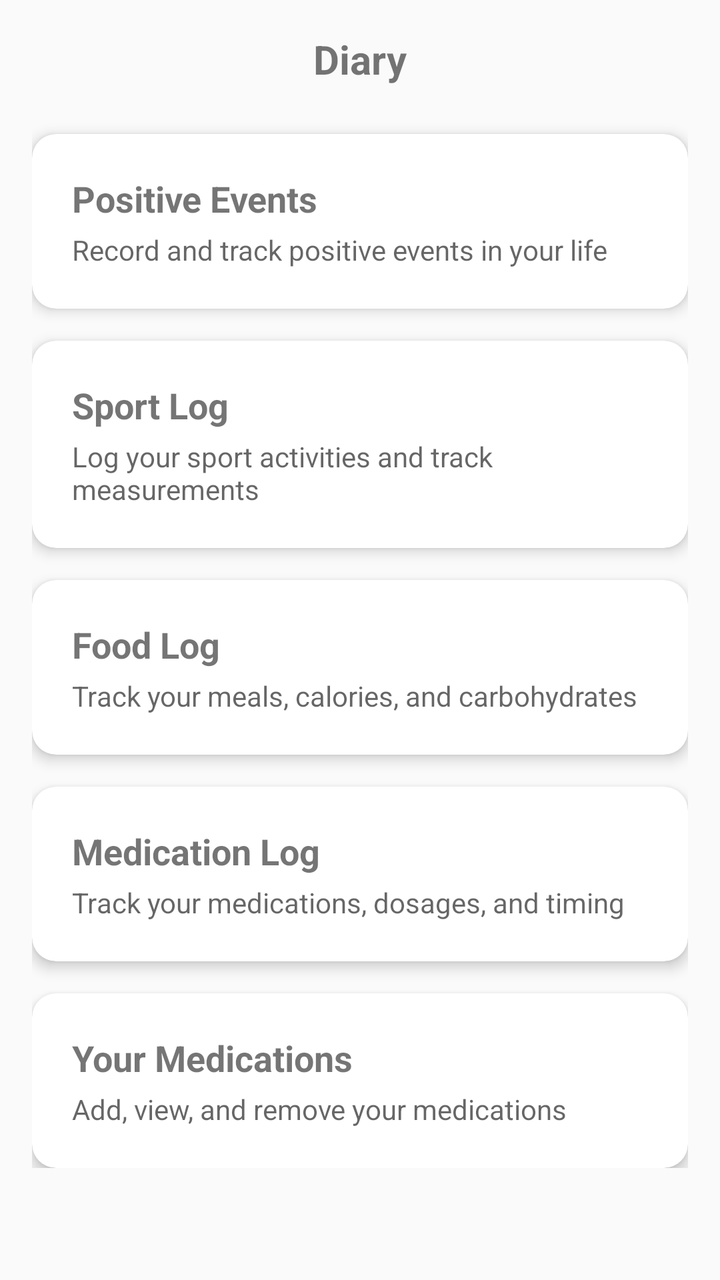
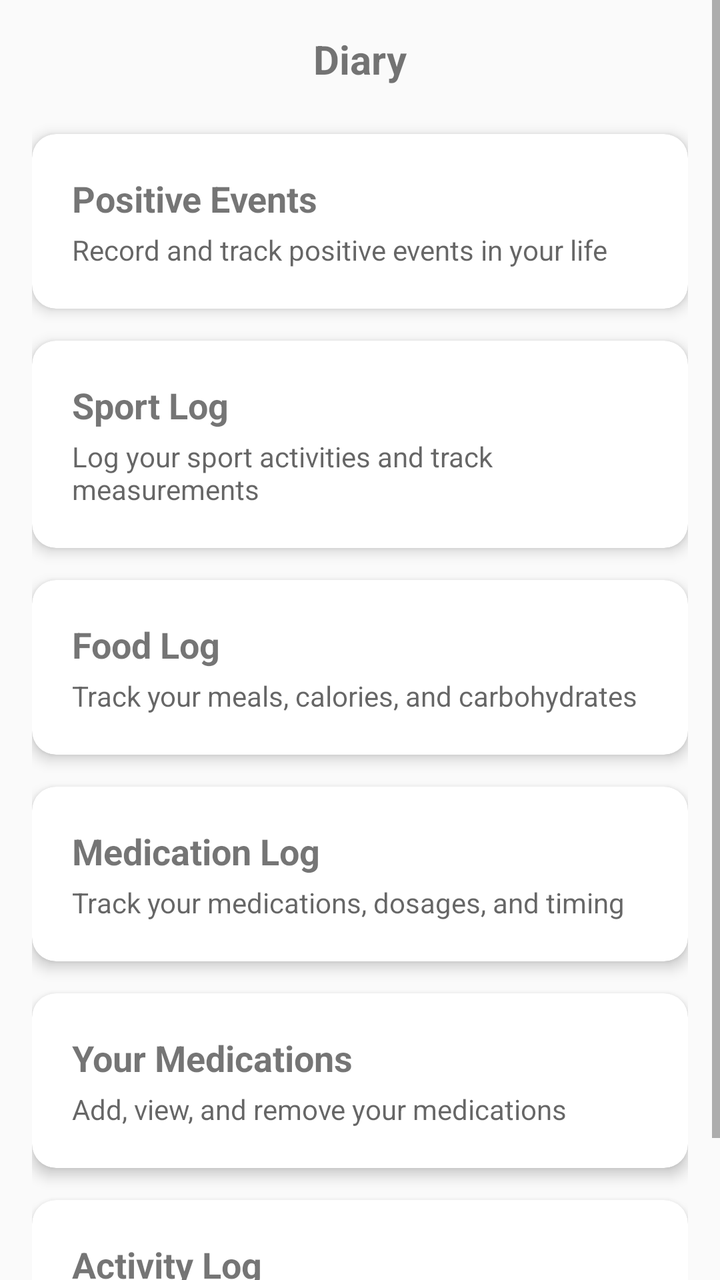

The first picture is an Android layout as it rendered before a commit; the second is the same layout after the commit. The layout source and the unified diff follow.
<!-- AndroidManifest.xml: application theme Theme.HabitEvaluator -->
<!-- res/layout/fragment_diary_navigation.xml -->
<?xml version="1.0" encoding="utf-8"?>
<ScrollView xmlns:android="http://schemas.android.com/apk/res/android"
    xmlns:app="http://schemas.android.com/apk/res-auto"
    android:layout_width="match_parent"
    android:layout_height="match_parent">

<LinearLayout
    android:layout_width="match_parent"
    android:layout_height="wrap_content"
    android:orientation="vertical"
    android:padding="16dp"
    android:gravity="center_horizontal">

    <TextView
        android:layout_width="wrap_content"
        android:layout_height="wrap_content"
        android:text="@string/nav_diary"
        android:textSize="20sp"
        android:textStyle="bold"
        android:layout_marginBottom="24dp" />

    <androidx.cardview.widget.CardView
        android:id="@+id/positivityDiaryCard"
        android:layout_width="match_parent"
        android:layout_height="wrap_content"
        android:layout_marginBottom="16dp"
        android:clickable="true"
        android:focusable="true"
        android:foreground="?attr/selectableItemBackground"
        app:cardCornerRadius="12dp"
        app:cardElevation="4dp">

        <LinearLayout
            android:layout_width="match_parent"
            android:layout_height="wrap_content"
            android:orientation="vertical"
            android:padding="20dp">

            <TextView
                android:layout_width="wrap_content"
                android:layout_height="wrap_content"
                android:text="@string/diary_positive_events"
                android:textSize="18sp"
                android:textStyle="bold" />

            <TextView
                android:layout_width="wrap_content"
                android:layout_height="wrap_content"
                android:layout_marginTop="4dp"
                android:text="@string/diary_navigation_positivity_description"
                android:textColor="?android:textColorSecondary"
                android:textSize="14sp" />
        </LinearLayout>
    </androidx.cardview.widget.CardView>

    <androidx.cardview.widget.CardView
        android:id="@+id/sportLogCard"
        android:layout_width="match_parent"
        android:layout_height="wrap_content"
        android:layout_marginBottom="16dp"
        android:clickable="true"
        android:focusable="true"
        android:foreground="?attr/selectableItemBackground"
        app:cardCornerRadius="12dp"
        app:cardElevation="4dp">

        <LinearLayout
            android:layout_width="match_parent"
            android:layout_height="wrap_content"
            android:orientation="vertical"
            android:padding="20dp">

            <TextView
                android:layout_width="wrap_content"
                android:layout_height="wrap_content"
                android:text="@string/sport_log_title"
                android:textSize="18sp"
                android:textStyle="bold" />

            <TextView
                android:layout_width="wrap_content"
                android:layout_height="wrap_content"
                android:layout_marginTop="4dp"
                android:text="@string/diary_navigation_sport_description"
                android:textColor="?android:textColorSecondary"
                android:textSize="14sp" />
        </LinearLayout>
    </androidx.cardview.widget.CardView>

    <androidx.cardview.widget.CardView
        android:id="@+id/foodLogCard"
        android:layout_width="match_parent"
        android:layout_height="wrap_content"
        android:layout_marginBottom="16dp"
        android:clickable="true"
        android:focusable="true"
        android:foreground="?attr/selectableItemBackground"
        app:cardCornerRadius="12dp"
        app:cardElevation="4dp">

        <LinearLayout
            android:layout_width="match_parent"
            android:layout_height="wrap_content"
            android:orientation="vertical"
            android:padding="20dp">

            <TextView
                android:layout_width="wrap_content"
                android:layout_height="wrap_content"
                android:text="@string/food_log_title"
                android:textSize="18sp"
                android:textStyle="bold" />

            <TextView
                android:layout_width="wrap_content"
                android:layout_height="wrap_content"
                android:layout_marginTop="4dp"
                android:text="@string/diary_navigation_food_description"
                android:textColor="?android:textColorSecondary"
                android:textSize="14sp" />
        </LinearLayout>
    </androidx.cardview.widget.CardView>

    <androidx.cardview.widget.CardView
        android:id="@+id/medicationLogCard"
        android:layout_width="match_parent"
        android:layout_height="wrap_content"
        android:layout_marginBottom="16dp"
        android:clickable="true"
        android:focusable="true"
        android:foreground="?attr/selectableItemBackground"
        app:cardCornerRadius="12dp"
        app:cardElevation="4dp">

        <LinearLayout
            android:layout_width="match_parent"
            android:layout_height="wrap_content"
            android:orientation="vertical"
            android:padding="20dp">

            <TextView
                android:layout_width="wrap_content"
                android:layout_height="wrap_content"
                android:text="@string/medication_log_title"
                android:textSize="18sp"
                android:textStyle="bold" />

            <TextView
                android:layout_width="wrap_content"
                android:layout_height="wrap_content"
                android:layout_marginTop="4dp"
                android:text="@string/diary_navigation_medication_description"
                android:textColor="?android:textColorSecondary"
                android:textSize="14sp" />
        </LinearLayout>
    </androidx.cardview.widget.CardView>

    <androidx.cardview.widget.CardView
        android:id="@+id/medicationListCard"
        android:layout_width="match_parent"
        android:layout_height="wrap_content"
        android:clickable="true"
        android:focusable="true"
        android:foreground="?attr/selectableItemBackground"
        app:cardCornerRadius="12dp"
        app:cardElevation="4dp">

        <LinearLayout
            android:layout_width="match_parent"
            android:layout_height="wrap_content"
            android:orientation="vertical"
            android:padding="20dp">

            <TextView
                android:layout_width="wrap_content"
                android:layout_height="wrap_content"
                android:text="@string/medication_list_title"
                android:textSize="18sp"
                android:textStyle="bold" />

            <TextView
                android:layout_width="wrap_content"
                android:layout_height="wrap_content"
                android:layout_marginTop="4dp"
                android:text="@string/diary_navigation_medication_list_description"
                android:textColor="?android:textColorSecondary"
                android:textSize="14sp" />
        </LinearLayout>
    </androidx.cardview.widget.CardView>

</LinearLayout>
</ScrollView>
<!-- resources referenced by this layout -->
<resources>
  <string name="diary_navigation_food_description">Track your meals, calories, and carbohydrates</string>
  <string name="diary_navigation_medication_description">Track your medications, dosages, and timing</string>
  <string name="diary_navigation_medication_list_description">Add, view, and remove your medications</string>
  <string name="diary_navigation_positivity_description">Record and track positive events in your life</string>
  <string name="diary_navigation_sport_description">Log your sport activities and track measurements</string>
  <string name="diary_positive_events">Positive Events</string>
  <string name="food_log_title">Food Log</string>
  <string name="medication_list_title">Your Medications</string>
  <string name="medication_log_title">Medication Log</string>
  <string name="nav_diary">Diary</string>
  <string name="sport_log_title">Sport Log</string>
  <style name="Theme.HabitEvaluator" parent="Theme.MaterialComponents.DayNight.NoActionBar">
          <item name="colorPrimary">@color/primary</item>
          <item name="colorPrimaryDark">@color/primary_dark</item>
          <item name="colorAccent">@color/accent</item>
          <item name="android:windowBackground">@color/background</item>
      </style>
  <color name="primary">#4CAF50</color>
  <color name="primary_dark">#388E3C</color>
  <color name="accent">#FFC107</color>
  <color name="background">#FAFAFA</color>
</resources>

<!-- the commit's change to res/layout/fragment_diary_navigation.xml (unified diff, before → after) -->
@@ -159,6 +159,7 @@
         android:id="@+id/medicationListCard"
         android:layout_width="match_parent"
         android:layout_height="wrap_content"
+        android:layout_marginBottom="16dp"
         android:clickable="true"
         android:focusable="true"
         android:foreground="?attr/selectableItemBackground"
@@ -183,6 +184,39 @@
                 android:layout_height="wrap_content"
                 android:layout_marginTop="4dp"
                 android:text="@string/diary_navigation_medication_list_description"
+                android:textColor="?android:textColorSecondary"
+                android:textSize="14sp" />
+        </LinearLayout>
+    </androidx.cardview.widget.CardView>
+
+    <androidx.cardview.widget.CardView
+        android:id="@+id/activityLogCard"
+        android:layout_width="match_parent"
+        android:layout_height="wrap_content"
+        android:clickable="true"
+        android:focusable="true"
+        android:foreground="?attr/selectableItemBackground"
+        app:cardCornerRadius="12dp"
+        app:cardElevation="4dp">
+
+        <LinearLayout
+            android:layout_width="match_parent"
+            android:layout_height="wrap_content"
+            android:orientation="vertical"
+            android:padding="20dp">
+
+            <TextView
+                android:layout_width="wrap_content"
+                android:layout_height="wrap_content"
+                android:text="@string/activity_log_title"
+                android:textSize="18sp"
+                android:textStyle="bold" />
+
+            <TextView
+                android:layout_width="wrap_content"
+                android:layout_height="wrap_content"
+                android:layout_marginTop="4dp"
+                android:text="@string/diary_navigation_activity_log_description"
                 android:textColor="?android:textColorSecondary"
                 android:textSize="14sp" />
         </LinearLayout>
<!-- resource entries referenced after the edit -->
@@ -1,5 +1,7 @@
 <!-- resources referenced by this layout -->
 <resources>
+  <string name="activity_log_title">Activity Log</string>
+  <string name="diary_navigation_activity_log_description">Log activities with persons, locations, and times</string>
   <string name="diary_navigation_food_description">Track your meals, calories, and carbohydrates</string>
   <string name="diary_navigation_medication_description">Track your medications, dosages, and timing</string>
   <string name="diary_navigation_medication_list_description">Add, view, and remove your medications</string>
